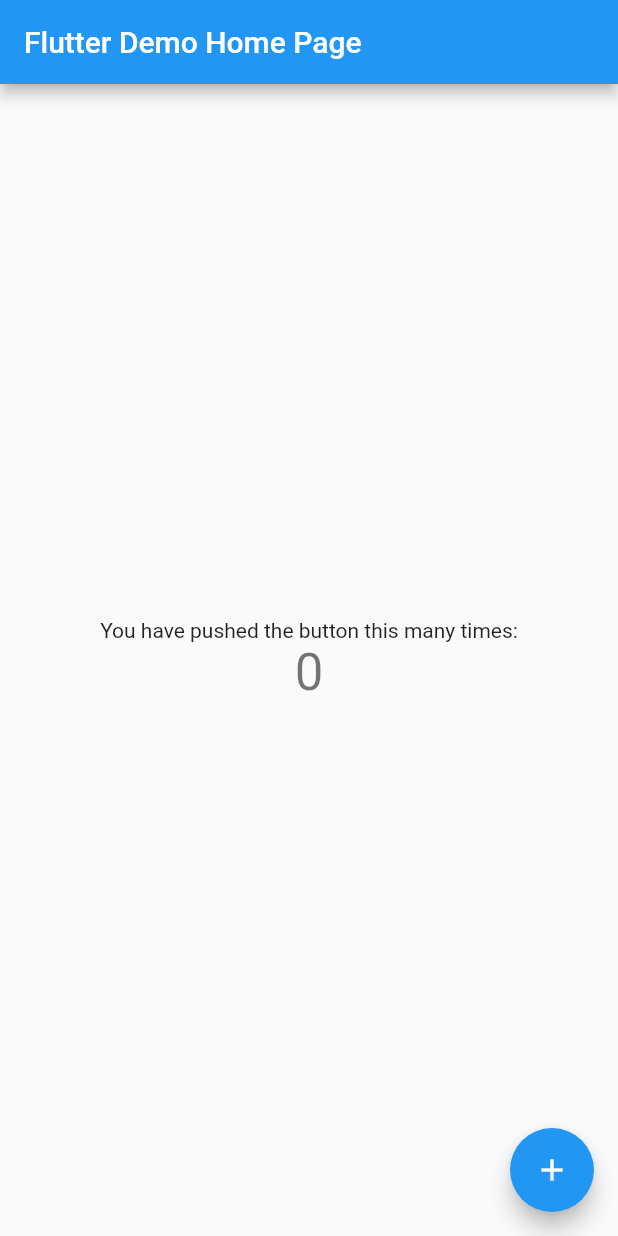
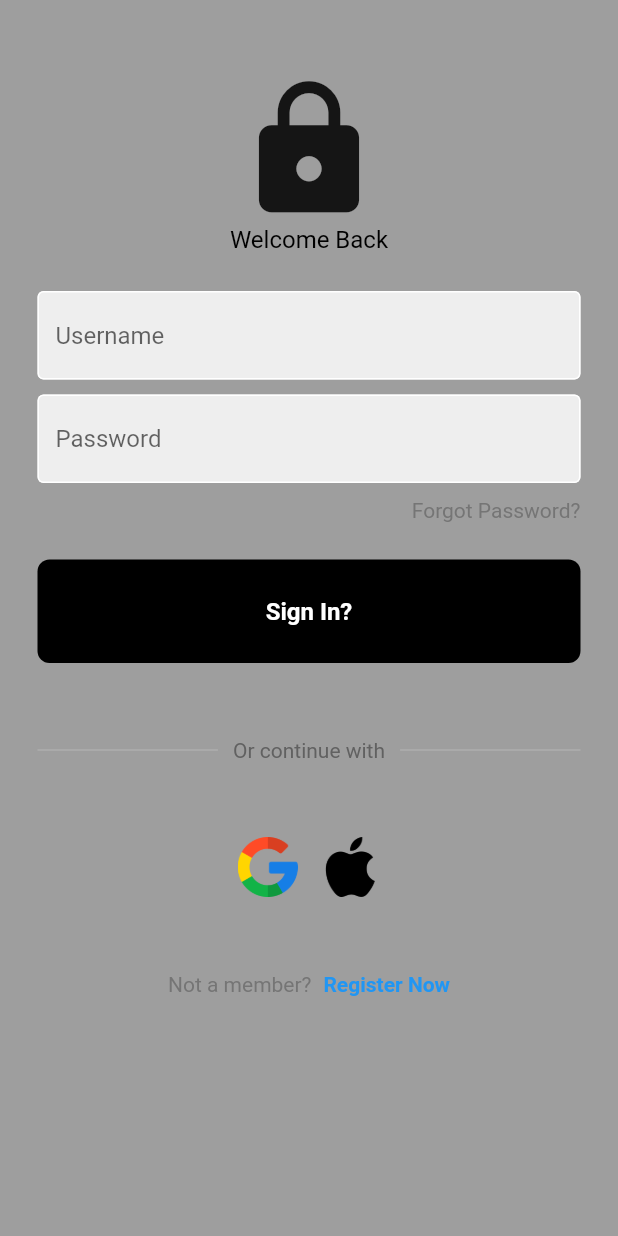
Before and after one commit to buchelij/petapp, a Flutter app: the screen it shows after launch, on a phone screen of 412 x 824 dp. Run offline on Flutter 3.47's test engine with Material 2 defaults, Android fonts, the phone set to English and light mode, and no system bars.

Commit message:
PA-14 <created the UI of the loging page>

```diff
--- a/petapp/lib/main.dart
+++ b/petapp/lib/main.dart
@@ -1,115 +1,18 @@
 import 'package:flutter/material.dart';
+import 'package:petapp/pages/login_page.dart';
 
 void main() {
   runApp(const MyApp());
 }
 
 class MyApp extends StatelessWidget {
-  const MyApp({Key? key}) : super(key: key);
+  const MyApp({super.key});
 
   // This widget is the root of your application.
   @override
   Widget build(BuildContext context) {
     return MaterialApp(
-      title: 'Flutter Demo',
-      theme: ThemeData(
-        // This is the theme of your application.
-        //
-        // Try running your application with "flutter run". You'll see the
-        // application has a blue toolbar. Then, without quitting the app, try
-        // changing the primarySwatch below to Colors.green and then invoke
-        // "hot reload" (press "r" in the console where you ran "flutter run",
-        // or simply save your changes to "hot reload" in a Flutter IDE).
-        // Notice that the counter didn't reset back to zero; the application
-        // is not restarted.
-        primarySwatch: Colors.blue,
-      ),
-      home: const MyHomePage(title: 'Flutter Demo Home Page'),
+      home: LoginPage(),
     );
   }
 }
-
-class MyHomePage extends StatefulWidget {
-  const MyHomePage({Key? key, required this.title}) : super(key: key);
-
-  // This widget is the home page of your application. It is stateful, meaning
-  // that it has a State object (defined below) that contains fields that affect
-  // how it looks.
-
-  // This class is the configuration for the state. It holds the values (in this
-  // case the title) provided by the parent (in this case the App widget) and
-  // used by the build method of the State. Fields in a Widget subclass are
-  // always marked "final".
-
-  final String title;
-
-  @override
-  State<MyHomePage> createState() => _MyHomePageState();
-}
-
-class _MyHomePageState extends State<MyHomePage> {
-  int _counter = 0;
-
-  void _incrementCounter() {
-    setState(() {
-      // This call to setState tells the Flutter framework that something has
-      // changed in this State, which causes it to rerun the build method below
-      // so that the display can reflect the updated values. If we changed
-      // _counter without calling setState(), then the build method would not be
-      // called again, and so nothing would appear to happen.
-      _counter++;
-    });
-  }
-
-  @override
-  Widget build(BuildContext context) {
-    // This method is rerun every time setState is called, for instance as done
-    // by the _incrementCounter method above.
-    //
-    // The Flutter framework has been optimized to make rerunning build methods
-    // fast, so that you can just rebuild anything that needs updating rather
-    // than having to individually change instances of widgets.
-    return Scaffold(
-      appBar: AppBar(
-        // Here we take the value from the MyHomePage object that was created by
-        // the App.build method, and use it to set our appbar title.
-        title: Text(widget.title),
-      ),
-      body: Center(
-        // Center is a layout widget. It takes a single child and positions it
-        // in the middle of the parent.
-        child: Column(
-          // Column is also a layout widget. It takes a list of children and
-          // arranges them vertically. By default, it sizes itself to fit its
-          // children horizontally, and tries to be as tall as its parent.
-          //
-          // Invoke "debug painting" (press "p" in the console, choose the
-          // "Toggle Debug Paint" action from the Flutter Inspector in Android
-          // Studio, or the "Toggle Debug Paint" command in Visual Studio Code)
-          // to see the wireframe for each widget.
-          //
-          // Column has various properties to control how it sizes itself and
-          // how it positions its children. Here we use mainAxisAlignment to
-          // center the children vertically; the main axis here is the vertical
-          // axis because Columns are vertical (the cross axis would be
-          // horizontal).
-          mainAxisAlignment: MainAxisAlignment.center,
-          children: <Widget>[
-            const Text(
-              'You have pushed the button this many times:',
-            ),
-            Text(
-              '$_counter',
-              style: Theme.of(context).textTheme.headline4,
-            ),
-          ],
-        ),
-      ),
-      floatingActionButton: FloatingActionButton(
-        onPressed: _incrementCounter,
-        tooltip: 'Increment',
-        child: const Icon(Icons.add),
-      ), // This trailing comma makes auto-formatting nicer for build methods.
-    );
-  }
-}
--- /dev/null
+++ b/petapp/lib/pages/login_page.dart
@@ -0,0 +1,229 @@
+import 'package:flutter/material.dart';
+
+class LoginPage extends StatelessWidget {
+  // final Function()? onTap;
+  // final controller;
+  // final String hintText;
+  // final bool obscureText;
+
+  LoginPage({
+    super.key,
+    // required this.onTap,
+    // required this.controller,
+    // required this.hintText,
+    // required this.obscureText,
+  });
+
+  final usernameController = TextEditingController();
+  final passwordController = TextEditingController();
+
+  void signUserIn() {}
+
+  @override
+  Widget build(BuildContext context) {
+    return Scaffold(
+      backgroundColor: Colors.grey[500],
+      body: SafeArea(
+        child: Center(
+          child: Column(children: [
+            //SEPARATION
+            const SizedBox(
+              height: 50,
+            ),
+
+            //LOGO
+            const Icon(
+              Icons.lock,
+              size: 100,
+            ),
+
+            // WELCOME BACK
+            const Text(
+              'Welcome Back',
+              style: TextStyle(
+                color: Colors.black,
+                fontSize: 16,
+              ),
+            ),
+
+            //SEPARATION
+            const SizedBox(
+              height: 25,
+            ),
+
+            //USERNAME BOX
+            Padding(
+              padding: const EdgeInsets.symmetric(horizontal: 25.0),
+              child: TextField(
+                controller: usernameController,
+                obscureText: false,
+                decoration: InputDecoration(
+                  enabledBorder: const OutlineInputBorder(
+                    borderSide: BorderSide(color: Colors.white),
+                  ),
+                  focusedBorder: OutlineInputBorder(
+                    borderSide: BorderSide(color: Colors.grey.shade400),
+                  ),
+                  fillColor: Colors.grey.shade200,
+                  filled: true,
+                  hintText: 'Username',
+                ),
+              ),
+            ),
+
+            //SEPARATION
+            const SizedBox(
+              height: 10,
+            ),
+
+            //PASSWORD BOX
+            Padding(
+              padding: const EdgeInsets.symmetric(horizontal: 25.0),
+              child: TextField(
+                controller: passwordController,
+                obscureText: true,
+                decoration: InputDecoration(
+                  enabledBorder: const OutlineInputBorder(
+                    borderSide: BorderSide(color: Colors.white),
+                  ),
+                  focusedBorder: OutlineInputBorder(
+                    borderSide: BorderSide(color: Colors.grey.shade400),
+                  ),
+                  fillColor: Colors.grey.shade200,
+                  filled: true,
+                  hintText: 'Password',
+                ),
+              ),
+            ),
+
+            const SizedBox(height: 10),
+
+            //FORGOT PASSWORD?
+            Padding(
+              padding: const EdgeInsets.symmetric(horizontal: 25.0),
+              child: Row(
+                mainAxisAlignment: MainAxisAlignment.end,
+                children: [
+                  Text(
+                    'Forgot Password?',
+                    style: TextStyle(color: Colors.grey[600]),
+                  ),
+                ],
+              ),
+            ),
+
+            const SizedBox(height: 25),
+
+            //SIGN IN BUTTON
+            GestureDetector(
+              onTap: signUserIn,
+              child: Container(
+                padding: const EdgeInsets.all(25),
+                margin: const EdgeInsets.symmetric(horizontal: 25),
+                decoration: BoxDecoration(
+                  color: Colors.black,
+                  borderRadius: BorderRadius.circular(8),
+                ),
+                child: const Center(
+                  child: Text(
+                    'Sign In?',
+                    style: TextStyle(
+                      color: Colors.white,
+                      fontWeight: FontWeight.bold,
+                      fontSize: 16,
+                    ),
+                  ),
+                ),
+              ),
+            ),
+
+            const SizedBox(height: 50),
+
+            //or continue with
+            Padding(
+              padding: const EdgeInsets.symmetric(horizontal: 25.0),
+              child: Row(
+                children: [
+                  Expanded(
+                    child: Divider(
+                      thickness: 0.5,
+                      color: Colors.grey[400],
+                    ),
+                  ),
+                  Padding(
+                    padding: const EdgeInsets.symmetric(horizontal: 10.0),
+                    child: Text(
+                      'Or continue with',
+                      style: TextStyle(color: Colors.grey[700]),
+                    ),
+                  ),
+                  Expanded(
+                    child: Divider(
+                      thickness: 0.5,
+                      color: Colors.grey[400],
+                    ),
+                  ),
+                ],
+              ),
+            ),
+
+            Row(
+              children: const [
+                // google button
+                // image.asset('google.png')
+
+                //apple button
+                // image.asset('apple.png')
+              ],
+            ),
+
+            const SizedBox(height: 50),
+
+            // google + apple sign in buttons
+            Row(
+              mainAxisAlignment: MainAxisAlignment.center,
+              children: [
+                // google button
+
+                Image.asset(
+                  'lib/images/google.png',
+                  height: 40,
+                ),
+
+                const SizedBox(width: 15),
+
+                // apple button
+                Image.asset(
+                  'lib/images/apple.png',
+                  height: 40,
+                ),
+              ],
+            ),
+
+            const SizedBox(height: 50),
+
+            //NOT A MEMBER? REGISTER HERE
+            Padding(
+              padding: const EdgeInsets.symmetric(horizontal: 25.0),
+              child: Row(
+                mainAxisAlignment: MainAxisAlignment.center,
+                children: [
+                  Text(
+                    'Not a member?',
+                    style: TextStyle(color: Colors.grey[600]),
+                  ),
+                  const SizedBox(width: 8),
+                  const Text(
+                    'Register Now',
+                    style: TextStyle(
+                        color: Colors.blue, fontWeight: FontWeight.bold),
+                  ),
+                ],
+              ),
+            ),
+          ]),
+        ),
+      ),
+    );
+  }
+}
```
Also changed, not shown: petapp/pubspec.yaml (+4 -3 lines), petapp/lib/images/apple.png (added), petapp/lib/images/google.png (added), 4 other files.
